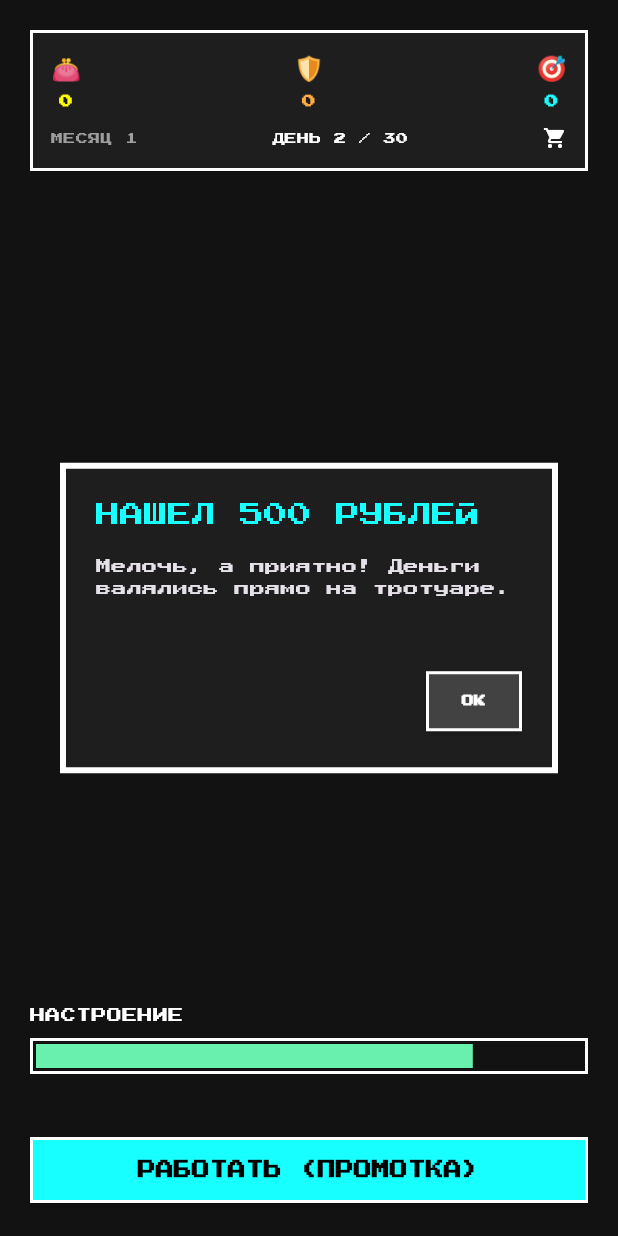
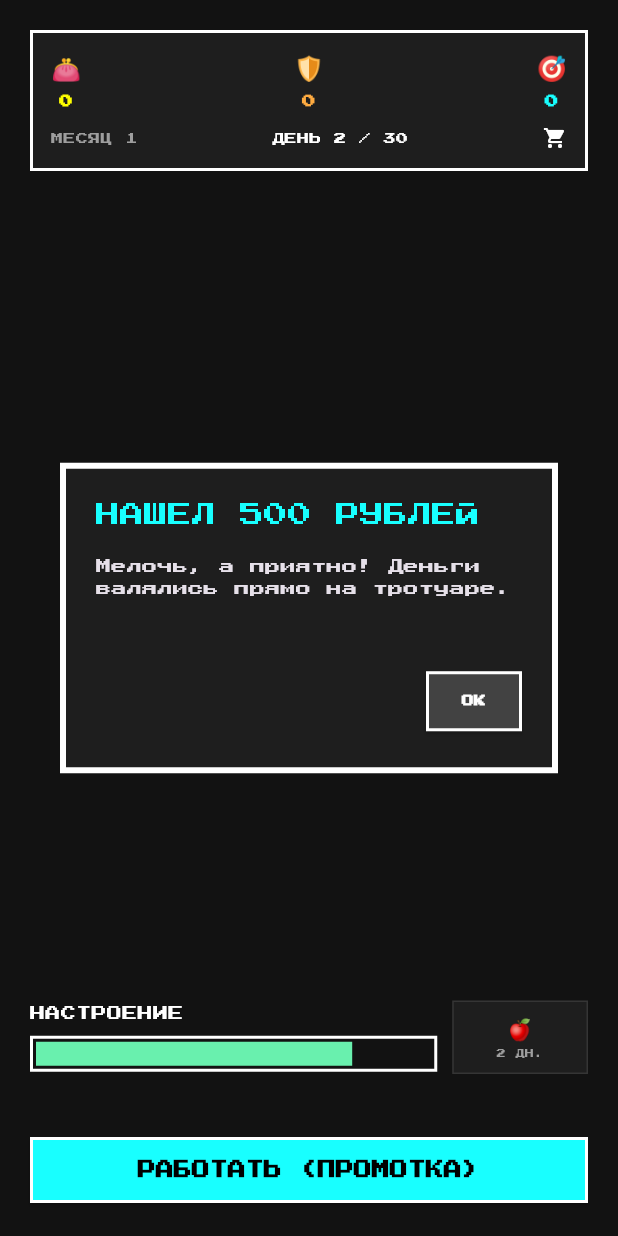
Before and after one commit to zhukockijmaxim9/Pixel_life_simulator, a Flutter app: the GameScreen screen opened by its route, after a tap on "РАБОТАТЬ (ПРОМОТКА)", on a phone screen of 412 x 824 dp. Run offline on Flutter 3.47's test engine with Material 3 defaults, Android fonts, the light colour scheme and no system bars; our stand-ins replace google_fonts.

Commit message:
Анализ текущей версии

```diff
--- a/lib/app_state.dart
+++ b/lib/app_state.dart
@@ -1,4 +1,5 @@
 import 'dart:math';
+import 'dart:async';
 import 'package:flutter/material.dart';
 
 enum EventType { random, voluntary, quiz }
@@ -75,6 +76,10 @@ class GameState with ChangeNotifier {
   int _mealThreshold = Random().nextInt(3) + 2; // Every 2-4 days
   bool _needsMeal = false;
 
+  final StreamController<String> _notificationController =
+      StreamController<String>.broadcast();
+  Stream<String> get notifications => _notificationController.stream;
+
   Job? _selectedJob;
   GameGoal? _selectedGoal;
   GameEvent? _currentEvent;
@@ -103,6 +108,7 @@ class GameState with ChangeNotifier {
   bool get isWin => _isWin;
   bool get isPlanningPhase => _isPlanningPhase;
   bool get needsMeal => _needsMeal;
+  int get daysToHunger => _mealThreshold - _daysSinceLastMeal;
   List<MerchItem> get inventory => List.unmodifiable(_inventory);
 
   void setJob(Job job) {
@@ -235,7 +241,7 @@ class GameState with ChangeNotifier {
     notifyListeners();
   }
 
-  void nextTurn() {
+  Future<void> nextTurn() async {
     if (_isGameOver || _isPlanningPhase || _needsMeal) return;
 
     if (_daysSinceLastMeal >= _mealThreshold) {
@@ -245,43 +251,47 @@ class GameState with ChangeNotifier {
     }
 
     int daysToAdd = Random().nextInt(4) + 1;
-    _processTurn(daysToAdd);
+    for (int i = 0; i < daysToAdd; i++) {
+      if (_isGameOver || _needsMeal) break;
+      _processSingleDay();
+      notifyListeners();
+      await Future.delayed(const Duration(milliseconds: 400));
     }
 
-  void _processTurn(int days) {
-    for (int i = 0; i < days; i++) {
+    // Try random event if not eating and month not ended
+    if (!_needsMeal && !_isGameOver && Random().nextDouble() < 0.3) {
+      _triggerRandomEvent();
+      notifyListeners();
+    }
+  }
+
+  void _processSingleDay() {
     _currentDay++;
     _daysSinceLastMeal++;
 
     if (_currentDay > 30) {
       _currentDay = 30;
       _checkGameOver();
-        break;
+      return;
     }
 
     // Mood debuffs
     if (_mood < 40 && Random().nextDouble() < 0.2) {
       _applyFinancialImpact(-1000); // Fatigue Error
+      _notificationController.add('Ошибка от усталости: -1000₽');
     }
     if (_mood <= 0) {
       _applyFinancialImpact(-4000); // Nervous Breakdown
+      _notificationController.add('Нервный срыв: -4000₽');
       _mood = 40;
     }
 
-      // Check if hunger is triggered during multi-day skip
+    // Check if hunger is triggered
     if (_daysSinceLastMeal >= _mealThreshold) {
       _needsMeal = true;
-        break;
-      }
-    }
-
-    // Try random event if not eating
-    if (!_needsMeal && !_isGameOver && Random().nextDouble() < 0.3) {
-      _triggerRandomEvent();
     }
 
     _validateStats();
-    notifyListeners();
   }
 
   void chooseMeal(MealType type) {
--- a/lib/screens/game_screen.dart
+++ b/lib/screens/game_screen.dart
@@ -1,4 +1,5 @@
 import 'package:flutter/material.dart';
+import 'dart:async';
 import 'package:google_fonts/google_fonts.dart';
 import 'package:provider/provider.dart';
 import '../app_state.dart';
@@ -15,6 +16,35 @@ class GameScreen extends StatefulWidget {
 
 class _GameScreenState extends State<GameScreen> {
   bool _isMealShowing = false;
+  StreamSubscription<String>? _notificationSubscription;
+
+  @override
+  void initState() {
+    super.initState();
+    WidgetsBinding.instance.addPostFrameCallback((_) {
+      final state = Provider.of<GameState>(context, listen: false);
+      _notificationSubscription = state.notifications.listen((message) {
+        if (mounted) {
+          ScaffoldMessenger.of(context).showSnackBar(
+            SnackBar(
+              content: Text(
+                message,
+                style: GoogleFonts.getFont('Press Start 2P', fontSize: 10),
+              ),
+              backgroundColor: Colors.redAccent,
+              behavior: SnackBarBehavior.floating,
+            ),
+          );
+        }
+      });
+    });
+  }
+
+  @override
+  void dispose() {
+    _notificationSubscription?.cancel();
+    super.dispose();
+  }
 
   Color _getCharacterColor(double mood) {
     if (mood > 80) return Colors.greenAccent;
@@ -30,6 +60,7 @@ class _GameScreenState extends State<GameScreen> {
           context: context,
           barrierDismissible: false,
           builder: (context) => MealDialog(
+            walletBalance: state.walletBalance,
             onChosen: (type) {
               state.chooseMeal(type);
               _isMealShowing = false;
@@ -156,10 +187,49 @@ class _GameScreenState extends State<GameScreen> {
                           ),
                         ),
                         const Spacer(),
-                        // Mood Bar
-                        PixelProgressBar(
-                          label: 'НАСТРОЕНИЕ',
-                          value: state.mood,
+                        // Mood & Hunger Indicators
+                        Row(
+                          children: [
+                            Expanded(
+                              flex: 3,
+                              child: PixelProgressBar(
+                                label: 'НАСТРОЕНИЕ',
+                                value: state.mood,
+                              ),
+                            ),
+                            const SizedBox(width: 10),
+                            Expanded(
+                              flex: 1,
+                              child: Container(
+                                padding: const EdgeInsets.symmetric(
+                                  vertical: 8,
+                                ),
+                                decoration: BoxDecoration(
+                                  color: const Color(0xFF1E1E1E),
+                                  border: Border.all(color: Colors.white10),
+                                ),
+                                child: Column(
+                                  children: [
+                                    const Text(
+                                      '🍎',
+                                      style: TextStyle(fontSize: 14),
+                                    ),
+                                    const SizedBox(height: 2),
+                                    Text(
+                                      '${state.daysToHunger} ДН.',
+                                      style: GoogleFonts.getFont(
+                                        'Press Start 2P',
+                                        fontSize: 6,
+                                        color: state.daysToHunger <= 1
+                                            ? Colors.redAccent
+                                            : Colors.grey,
+                                      ),
+                                    ),
+                                  ],
+                                ),
+                              ),
+                            ),
+                          ],
                         ),
                       ],
                     ),
```
Also changed, not shown: lib/screens/summary_screen.dart (+47 -18 lines), lib/widgets/meal_dialog.dart (+26 -6 lines), strategy.txt (added, +1 -0 lines), usloviya.txt (added, +101 -0 lines). Lines whose indentation alone changed are shown as unchanged.
